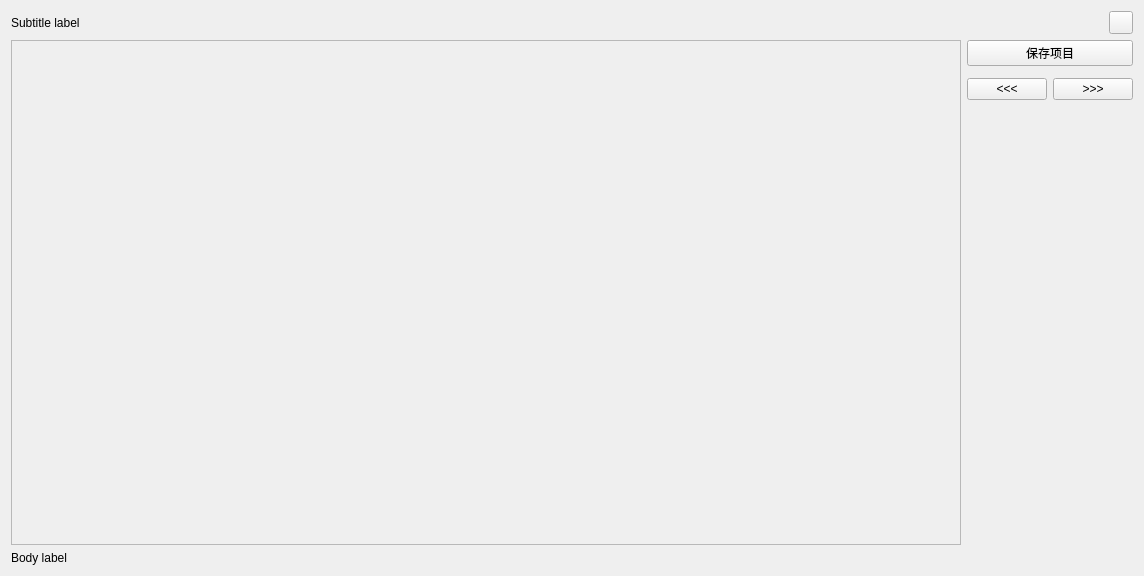
Before: the Qt Designer form widget/TranslateMultiPage.ui in mangofanfan/FanTools, drawn with Qt 5.
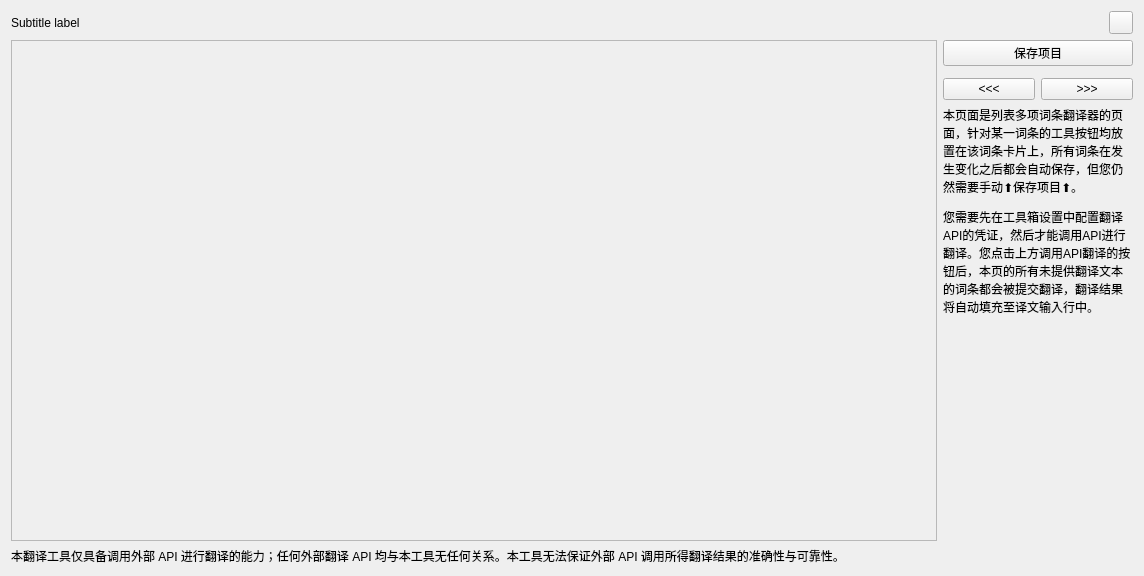
After: the same form once the commit is applied. Custom widgets are drawn as their Qt base class.

Commit message: 继续开发多项翻译并完善工具提示

```diff
--- a/widget/TranslateMultiPage.ui
+++ b/widget/TranslateMultiPage.ui
@@ -48,7 +48,7 @@
           <x>0</x>
           <y>0</y>
           <width>924</width>
-          <height>489</height>
+          <height>491</height>
          </rect>
         </property>
        </widget>
@@ -88,6 +88,28 @@
          </item>
         </layout>
        </item>
+       <item>
+        <widget class="CaptionLabel" name="CaptionLabel">
+         <property name="sizePolicy">
+          <sizepolicy hsizetype="Fixed" vsizetype="Preferred">
+           <horstretch>0</horstretch>
+           <verstretch>0</verstretch>
+          </sizepolicy>
+         </property>
+         <property name="maximumSize">
+          <size>
+           <width>190</width>
+           <height>16777215</height>
+          </size>
+         </property>
+         <property name="text">
+          <string>&lt;html&gt;&lt;head/&gt;&lt;body&gt;&lt;p&gt;本页面是列表多项词条翻译器的页面，针对某一词条的工具按钮均放置在该词条卡片上，所有词条在发生变化之后都会自动保存，但您仍然需要手动⬆️保存项目⬆️。&lt;/p&gt;&lt;p&gt;您需要先在工具箱设置中配置翻译API的凭证，然后才能调用API进行翻译。您点击上方调用API翻译的按钮后，本页的所有未提供翻译文本的词条都会被提交翻译，翻译结果将自动填充至译文输入行中。&lt;/p&gt;&lt;/body&gt;&lt;/html&gt;</string>
+         </property>
+         <property name="wordWrap">
+          <bool>true</bool>
+         </property>
+        </widget>
+       </item>
        <item>
         <spacer name="verticalSpacer">
          <property name="orientation">
@@ -108,7 +130,7 @@
    <item>
     <widget class="BodyLabel" name="BodyLabel">
      <property name="text">
-      <string>Body label</string>
+      <string>&lt;html&gt;&lt;head/&gt;&lt;body&gt;&lt;p&gt;&lt;span style=&quot; font-size:9pt;&quot;&gt;本翻译工具仅具备调用外部 API 进行翻译的能力；任何外部翻译 API 均与本工具无任何关系。本工具无法保证外部 API 调用所得翻译结果的准确性与可靠性。&lt;/span&gt;&lt;/p&gt;&lt;/body&gt;&lt;/html&gt;</string>
      </property>
     </widget>
    </item>
@@ -141,6 +163,11 @@
    <header>qfluentwidgets</header>
    <container>1</container>
   </customwidget>
+  <customwidget>
+   <class>CaptionLabel</class>
+   <extends>QLabel</extends>
+   <header>qfluentwidgets</header>
+  </customwidget>
   <customwidget>
    <class>BodyLabel</class>
    <extends>QLabel</extends>
```
Left out of the diff: 6 changed lines with no effect on the pictures. The commit also changes 6 other files.
